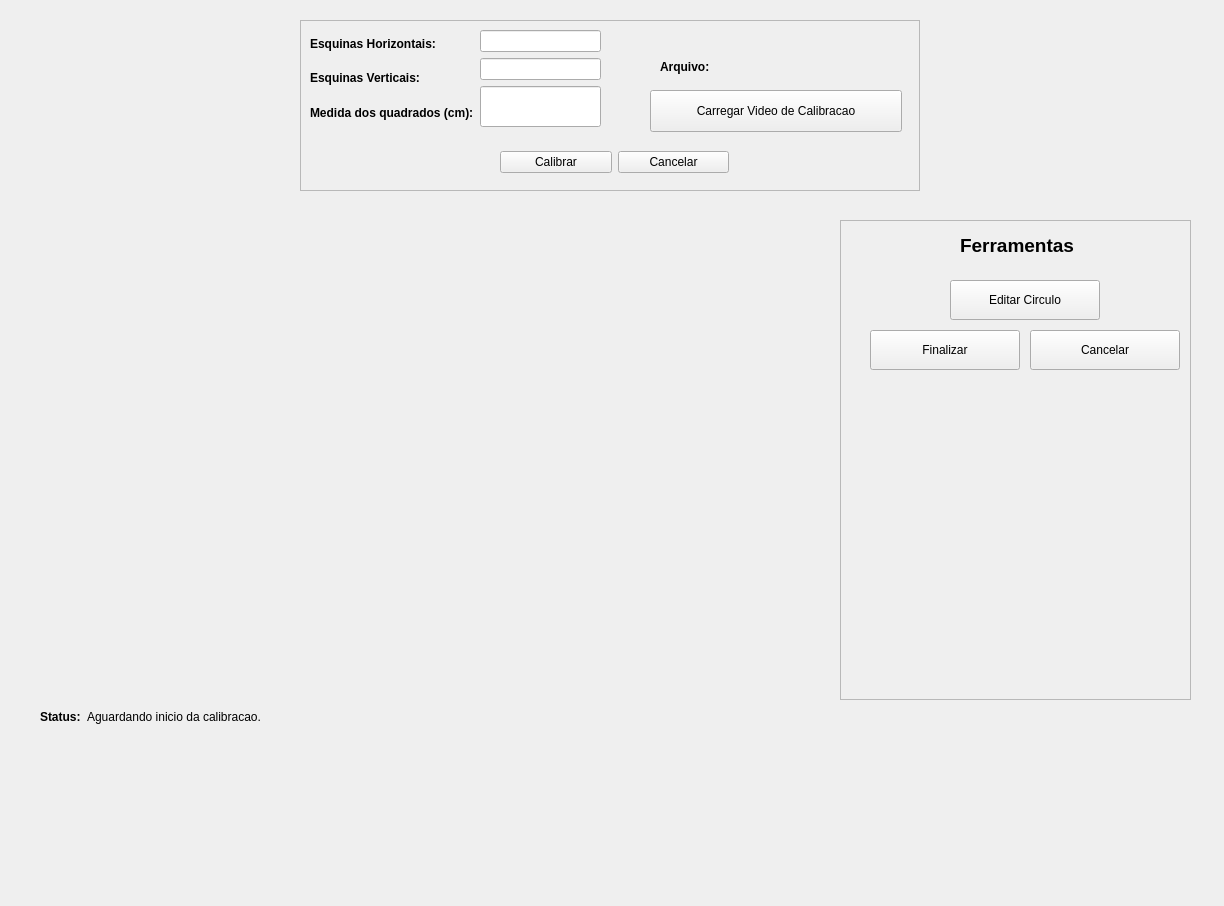
Leoguedesm1/rattrack, file src/calibrationgui.ui: the form before one commit.
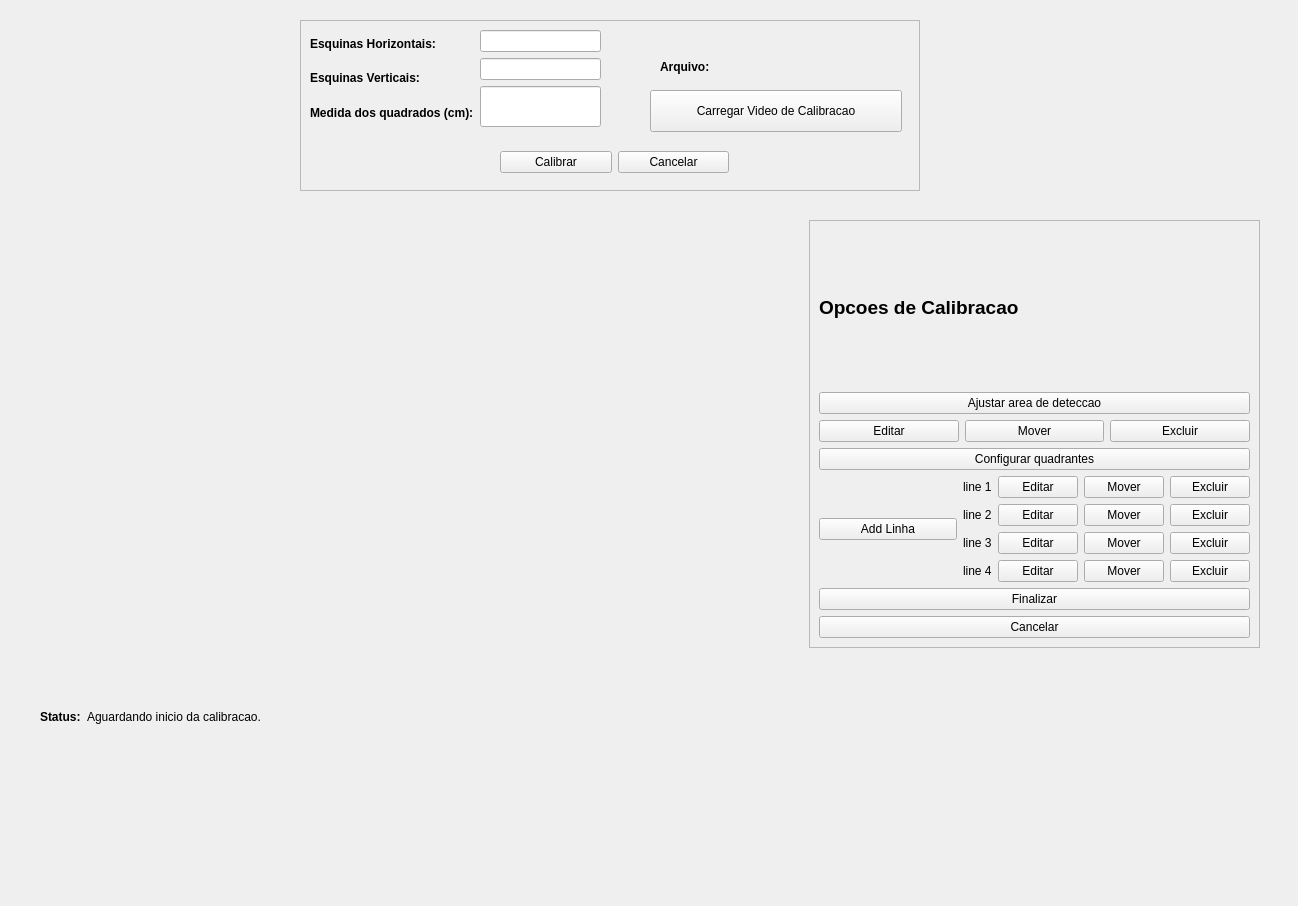
The form after the commit. Icons and pictures are not drawn.

What changed in the file:
```diff
--- a/src/calibrationgui.ui
+++ b/src/calibrationgui.ui
@@ -6,7 +6,7 @@
    <rect>
     <x>0</x>
     <y>0</y>
-    <width>1224</width>
+    <width>1298</width>
     <height>906</height>
    </rect>
   </property>
@@ -249,10 +249,10 @@
   <widget class="QFrame" name="frameTool">
    <property name="geometry">
     <rect>
-     <x>840</x>
+     <x>809</x>
      <y>220</y>
-     <width>351</width>
-     <height>480</height>
+     <width>451</width>
+     <height>428</height>
     </rect>
    </property>
    <property name="frameShape">
@@ -261,114 +261,376 @@
    <property name="frameShadow">
     <enum>QFrame::Raised</enum>
    </property>
-   <widget class="QLabel" name="label_6">
-    <property name="geometry">
-     <rect>
-      <x>120</x>
-      <y>10</y>
-      <width>121</width>
-      <height>31</height>
-     </rect>
-    </property>
-    <property name="text">
-     <string>&lt;html&gt;&lt;head/&gt;&lt;body&gt;&lt;p&gt;&lt;span style=&quot; font-size:14pt; font-weight:600;&quot;&gt;Ferramentas&lt;/span&gt;&lt;/p&gt;&lt;/body&gt;&lt;/html&gt;</string>
-    </property>
-   </widget>
-   <widget class="QPushButton" name="btFinish">
-    <property name="geometry">
-     <rect>
-      <x>30</x>
-      <y>110</y>
-      <width>150</width>
-      <height>40</height>
-     </rect>
-    </property>
-    <property name="text">
-     <string>Finalizar</string>
-    </property>
-    <property name="icon">
-     <iconset resource="icons.qrc">
-      <normaloff>:/finish.png</normaloff>:/finish.png</iconset>
-    </property>
-    <property name="iconSize">
-     <size>
-      <width>32</width>
-      <height>32</height>
-     </size>
-    </property>
-   </widget>
-   <widget class="QLabel" name="lbMax">
-    <property name="geometry">
-     <rect>
-      <x>290</x>
-      <y>51</y>
-      <width>40</width>
-      <height>16</height>
-     </rect>
-    </property>
-    <property name="text">
-     <string/>
-    </property>
-   </widget>
-   <widget class="QLabel" name="lbMin">
-    <property name="geometry">
-     <rect>
-      <x>290</x>
-      <y>70</y>
-      <width>40</width>
-      <height>16</height>
-     </rect>
-    </property>
-    <property name="text">
-     <string/>
-    </property>
-   </widget>
-   <widget class="QPushButton" name="btEditCircle">
-    <property name="geometry">
-     <rect>
-      <x>110</x>
-      <y>60</y>
-      <width>150</width>
-      <height>40</height>
-     </rect>
-    </property>
-    <property name="text">
-     <string>Editar Circulo</string>
-    </property>
-    <property name="icon">
-     <iconset resource="icons.qrc">
-      <normaloff>:/editCenter.png</normaloff>:/editCenter.png</iconset>
-    </property>
-    <property name="iconSize">
-     <size>
-      <width>32</width>
-      <height>32</height>
-     </size>
-    </property>
-   </widget>
-   <widget class="QPushButton" name="btCancel2">
-    <property name="geometry">
-     <rect>
-      <x>190</x>
-      <y>110</y>
-      <width>150</width>
-      <height>40</height>
-     </rect>
-    </property>
-    <property name="text">
-     <string>Cancelar</string>
-    </property>
-    <property name="icon">
-     <iconset resource="icons.qrc">
-      <normaloff>:/cancel.png</normaloff>:/cancel.png</iconset>
-    </property>
-    <property name="iconSize">
-     <size>
-      <width>32</width>
-      <height>32</height>
-     </size>
-    </property>
-   </widget>
+   <layout class="QVBoxLayout" name="verticalLayout_6">
+    <item>
+     <widget class="QLabel" name="label_6">
+      <property name="text">
+       <string>&lt;html&gt;&lt;head/&gt;&lt;body&gt;&lt;p&gt;&lt;span style=&quot; font-size:14pt; font-weight:600;&quot;&gt;                 Opcoes de Calibracao&lt;/span&gt;&lt;/p&gt;&lt;/body&gt;&lt;/html&gt;</string>
+      </property>
+     </widget>
+    </item>
+    <item>
+     <layout class="QVBoxLayout" name="verticalLayout_4">
+      <item>
+       <widget class="QPushButton" name="btCircle">
+        <property name="layoutDirection">
+         <enum>Qt::LeftToRight</enum>
+        </property>
+        <property name="text">
+         <string>Ajustar area de deteccao</string>
+        </property>
+        <property name="icon">
+         <iconset resource="icons.qrc">
+          <normaloff>:/circle.png</normaloff>:/circle.png</iconset>
+        </property>
+        <property name="iconSize">
+         <size>
+          <width>32</width>
+          <height>32</height>
+         </size>
+        </property>
+        <property name="flat">
+         <bool>false</bool>
+        </property>
+       </widget>
+      </item>
+      <item>
+       <layout class="QHBoxLayout" name="layoutCircle">
+        <item>
+         <widget class="QPushButton" name="btEditCircle">
+          <property name="text">
+           <string>Editar</string>
+          </property>
+          <property name="icon">
+           <iconset resource="icons.qrc">
+            <normaloff>:/edit.png</normaloff>:/edit.png</iconset>
+          </property>
+          <property name="iconSize">
+           <size>
+            <width>24</width>
+            <height>24</height>
+           </size>
+          </property>
+         </widget>
+        </item>
+        <item>
+         <widget class="QPushButton" name="btMoveCircle">
+          <property name="text">
+           <string>Mover</string>
+          </property>
+          <property name="icon">
+           <iconset resource="icons.qrc">
+            <normaloff>:/move.png</normaloff>:/move.png</iconset>
+          </property>
+          <property name="iconSize">
+           <size>
+            <width>24</width>
+            <height>24</height>
+           </size>
+          </property>
+         </widget>
+        </item>
+        <item>
+         <widget class="QPushButton" name="btDeleteCircle">
+          <property name="text">
+           <string>Excluir</string>
+          </property>
+          <property name="icon">
+           <iconset resource="icons.qrc">
+            <normaloff>:/delete.png</normaloff>:/delete.png</iconset>
+          </property>
+          <property name="iconSize">
+           <size>
+            <width>24</width>
+            <height>24</height>
+           </size>
+          </property>
+         </widget>
+        </item>
+       </layout>
+      </item>
+     </layout>
+    </item>
+    <item>
+     <layout class="QVBoxLayout" name="verticalLayout_5">
+      <item>
+       <widget class="QPushButton" name="btEditQuad">
+        <property name="text">
+         <string>Configurar quadrantes</string>
+        </property>
+        <property name="icon">
+         <iconset resource="icons.qrc">
+          <normaloff>:/quadrants.png</normaloff>:/quadrants.png</iconset>
+        </property>
+        <property name="iconSize">
+         <size>
+          <width>32</width>
+          <height>32</height>
+         </size>
+        </property>
+       </widget>
+      </item>
+      <item>
+       <layout class="QHBoxLayout" name="horizontalLayout_6">
+        <item>
+         <widget class="QPushButton" name="btAddLine">
+          <property name="font">
+           <font>
+            <stylestrategy>PreferDefault</stylestrategy>
+           </font>
+          </property>
+          <property name="text">
+           <string>Add Linha</string>
+          </property>
+          <property name="icon">
+           <iconset resource="icons.qrc">
+            <normaloff>:/addLine.png</normaloff>:/addLine.png</iconset>
+          </property>
+         </widget>
+        </item>
+        <item>
+         <layout class="QVBoxLayout" name="verticalLayout_3">
+          <item>
+           <layout class="QHBoxLayout" name="layoutLine1">
+            <item>
+             <widget class="QLabel" name="lbLine1">
+              <property name="text">
+               <string>line 1</string>
+              </property>
+             </widget>
+            </item>
+            <item>
+             <widget class="QPushButton" name="btEditLine1">
+              <property name="text">
+               <string>Editar</string>
+              </property>
+              <property name="icon">
+               <iconset resource="icons.qrc">
+                <normaloff>:/edit.png</normaloff>:/edit.png</iconset>
+              </property>
+             </widget>
+            </item>
+            <item>
+             <widget class="QPushButton" name="btMoveLine1">
+              <property name="text">
+               <string>Mover</string>
+              </property>
+              <property name="icon">
+               <iconset resource="icons.qrc">
+                <normaloff>:/move.png</normaloff>:/move.png</iconset>
+              </property>
+             </widget>
+            </item>
+            <item>
+             <widget class="QPushButton" name="btDeleteLine1">
+              <property name="text">
+               <string>Excluir</string>
+              </property>
+              <property name="icon">
+               <iconset resource="icons.qrc">
+                <normaloff>:/delete.png</normaloff>:/delete.png</iconset>
+              </property>
+              <property name="iconSize">
+               <size>
+                <width>18</width>
+                <height>18</height>
+               </size>
+              </property>
+             </widget>
+            </item>
+           </layout>
+          </item>
+          <item>
+           <layout class="QHBoxLayout" name="layoutLine2">
+            <item>
+             <widget class="QLabel" name="lbLine2">
+              <property name="text">
+               <string>line 2</string>
+              </property>
+             </widget>
+            </item>
+            <item>
+             <widget class="QPushButton" name="btEditLine2">
+              <property name="text">
+               <string>Editar</string>
+              </property>
+              <property name="icon">
+               <iconset resource="icons.qrc">
+                <normaloff>:/edit.png</normaloff>:/edit.png</iconset>
+              </property>
+             </widget>
+            </item>
+            <item>
+             <widget class="QPushButton" name="btMoveLine2">
+              <property name="text">
+               <string>Mover</string>
+              </property>
+              <property name="icon">
+               <iconset resource="icons.qrc">
+                <normaloff>:/move.png</normaloff>:/move.png</iconset>
+              </property>
+             </widget>
+            </item>
+            <item>
+             <widget class="QPushButton" name="btDeleteLine2">
+              <property name="text">
+               <string>Excluir</string>
+              </property>
+              <property name="icon">
+               <iconset resource="icons.qrc">
+                <normaloff>:/delete.png</normaloff>:/delete.png</iconset>
+              </property>
+              <property name="iconSize">
+               <size>
+                <width>18</width>
+                <height>18</height>
+               </size>
+              </property>
+             </widget>
+            </item>
+           </layout>
+          </item>
+          <item>
+           <layout class="QHBoxLayout" name="layoutLine3">
+            <item>
+             <widget class="QLabel" name="lbLine3">
+              <property name="text">
+               <string>line 3</string>
+              </property>
+             </widget>
+            </item>
+            <item>
+             <widget class="QPushButton" name="btEditLine3">
+              <property name="text">
+               <string>Editar</string>
+              </property>
+              <property name="icon">
+               <iconset resource="icons.qrc">
+                <normaloff>:/edit.png</normaloff>:/edit.png</iconset>
+              </property>
+             </widget>
+            </item>
+            <item>
+             <widget class="QPushButton" name="btMoveLine3">
+              <property name="text">
+               <string>Mover</string>
+              </property>
+              <property name="icon">
+               <iconset resource="icons.qrc">
+                <normaloff>:/move.png</normaloff>:/move.png</iconset>
+              </property>
+             </widget>
+            </item>
+            <item>
+             <widget class="QPushButton" name="btDeleteLine3">
+              <property name="text">
+               <string>Excluir</string>
+              </property>
+              <property name="icon">
+               <iconset resource="icons.qrc">
+                <normaloff>:/delete.png</normaloff>:/delete.png</iconset>
+              </property>
+              <property name="iconSize">
+               <size>
+                <width>18</width>
+                <height>18</height>
+               </size>
+              </property>
+             </widget>
+            </item>
+           </layout>
+          </item>
+          <item>
+           <layout class="QHBoxLayout" name="layoutLine4">
+            <item>
+             <widget class="QLabel" name="lbLine4">
+              <property name="text">
+               <string>line 4</string>
+              </property>
+             </widget>
+            </item>
+            <item>
+             <widget class="QPushButton" name="btEditLine4">
+              <property name="text">
+               <string>Editar</string>
+              </property>
+              <property name="icon">
+               <iconset resource="icons.qrc">
+                <normaloff>:/edit.png</normaloff>:/edit.png</iconset>
+              </property>
+             </widget>
+            </item>
+            <item>
+             <widget class="QPushButton" name="btMoveLine4">
+              <property name="text">
+               <string>Mover</string>
+              </property>
+              <property name="icon">
+               <iconset resource="icons.qrc">
+                <normaloff>:/move.png</normaloff>:/move.png</iconset>
+              </property>
+             </widget>
+            </item>
+            <item>
+             <widget class="QPushButton" name="btDeleteLine4">
+              <property name="text">
+               <string>Excluir</string>
+              </property>
+              <property name="icon">
+               <iconset resource="icons.qrc">
+                <normaloff>:/delete.png</normaloff>:/delete.png</iconset>
+              </property>
+              <property name="iconSize">
+               <size>
+                <width>18</width>
+                <height>18</height>
+               </size>
+              </property>
+             </widget>
+            </item>
+           </layout>
+          </item>
+         </layout>
+        </item>
+       </layout>
+      </item>
+     </layout>
+    </item>
+    <item>
+     <widget class="QPushButton" name="btFinish">
+      <property name="text">
+       <string>Finalizar</string>
+      </property>
+      <property name="icon">
+       <iconset resource="icons.qrc">
+        <normaloff>:/finish.png</normaloff>:/finish.png</iconset>
+      </property>
+      <property name="iconSize">
+       <size>
+        <width>32</width>
+        <height>32</height>
+       </size>
+      </property>
+     </widget>
+    </item>
+    <item>
+     <widget class="QPushButton" name="btCancel2">
+      <property name="text">
+       <string>Cancelar</string>
+      </property>
+      <property name="icon">
+       <iconset resource="icons.qrc">
+        <normaloff>:/cancel.png</normaloff>:/cancel.png</iconset>
+      </property>
+      <property name="iconSize">
+       <size>
+        <width>32</width>
+        <height>32</height>
+       </size>
+      </property>
+     </widget>
+    </item>
+   </layout>
   </widget>
   <widget class="QWidget" name="layoutWidget">
    <property name="geometry">
```
